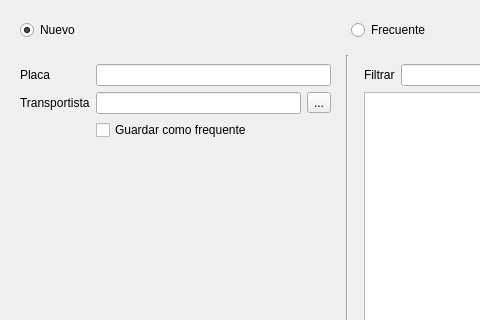
First picture: the form in romano/ui/add_truck.ui, repository elshaka/Romano, before the edit; both pictures show x 0 to 480 and y 0 to 320 of the 695 by 482 pixel window.
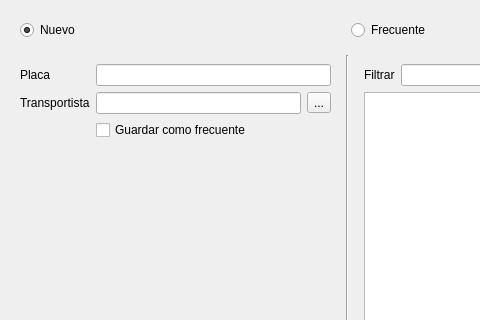
Second picture: the form after the edit. Icons and pictures are not drawn.

Commit message: Fixed typo in add driver/truck/carrier dialogs

```diff
--- a/romano/ui/add_truck.ui
+++ b/romano/ui/add_truck.ui
@@ -68,7 +68,7 @@
         <item row="2" column="1">
          <widget class="QCheckBox" name="saveAsFrequentBox">
           <property name="text">
-           <string>Guardar como frequente</string>
+           <string>Guardar como frecuente</string>
           </property>
          </widget>
         </item>
```
The commit also changes 5 other files.
